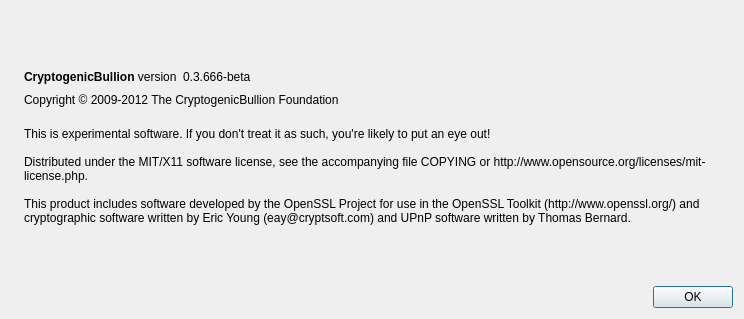
The window that src/qt/forms/aboutdialog.ui (cryptogenicbonds/CryptoBullion-CBX) describes before a commit, drawn with Qt 5.
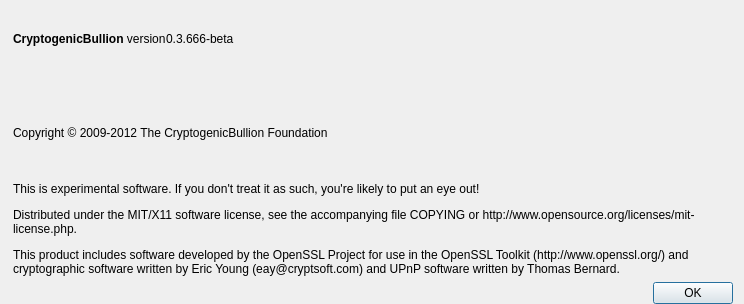
The same window after the commit. Icons and pictures are not drawn.

Patch:
```diff
--- a/src/qt/forms/aboutdialog.ui
+++ b/src/qt/forms/aboutdialog.ui
@@ -10,7 +10,7 @@
     <x>0</x>
     <y>0</y>
     <width>744</width>
-    <height>319</height>
+    <height>304</height>
    </rect>
   </property>
   <property name="sizePolicy">
@@ -22,7 +22,20 @@
   <property name="windowTitle">
    <string>About CryptogenicBullion</string>
   </property>
+  <property name="styleSheet">
+   <string notr="true">background-color: QLinearGradient( x1: 0, y1: 0, x2: 0, y2: 1, stop: 0 #6d6d70, stop: 1 #4f4f50);
+QLabel { background: transparent; }</string>
+  </property>
   <layout class="QHBoxLayout" name="horizontalLayout_2">
+   <property name="leftMargin">
+    <number>0</number>
+   </property>
+   <property name="topMargin">
+    <number>0</number>
+   </property>
+   <property name="bottomMargin">
+    <number>0</number>
+   </property>
    <item>
     <widget class="QLabel" name="label_4">
      <property name="sizePolicy">
@@ -38,26 +51,22 @@
    </item>
    <item>
     <layout class="QVBoxLayout" name="verticalLayout_2">
-     <item>
-      <spacer name="verticalSpacer_2">
-       <property name="orientation">
-        <enum>Qt::Vertical</enum>
-       </property>
-       <property name="sizeHint" stdset="0">
-        <size>
-         <width>20</width>
-         <height>40</height>
-        </size>
-       </property>
-      </spacer>
-     </item>
      <item>
       <layout class="QHBoxLayout" name="horizontalLayout">
+       <property name="spacing">
+        <number>0</number>
+       </property>
+       <property name="bottomMargin">
+        <number>6</number>
+       </property>
        <item>
         <widget class="QLabel" name="label">
          <property name="cursor">
           <cursorShape>IBeamCursor</cursorShape>
          </property>
+         <property name="styleSheet">
+          <string notr="true">QLabel { background: transparent; }</string>
+         </property>
          <property name="text">
           <string>&lt;b&gt;CryptogenicBullion&lt;/b&gt; version</string>
          </property>
@@ -71,6 +80,9 @@
          <property name="cursor">
           <cursorShape>IBeamCursor</cursorShape>
          </property>
+         <property name="styleSheet">
+          <string notr="true">QLabel { background: transparent; }</string>
+         </property>
          <property name="text">
           <string notr="true">0.3.666-beta</string>
          </property>
@@ -99,6 +111,9 @@
        <property name="cursor">
         <cursorShape>IBeamCursor</cursorShape>
        </property>
+       <property name="styleSheet">
+        <string notr="true">QLabel { background: transparent; }</string>
+       </property>
        <property name="text">
         <string>Copyright © 2009-2012 The CryptogenicBullion Foundation</string>
        </property>
@@ -112,13 +127,11 @@
        <property name="cursor">
         <cursorShape>IBeamCursor</cursorShape>
        </property>
+       <property name="styleSheet">
+        <string notr="true">QLabel { background: transparent; }</string>
+       </property>
        <property name="text">
-        <string>
-This is experimental software. If you don't treat it as such, you're likely to put an eye out!
-
-Distributed under the MIT/X11 software license, see the accompanying file COPYING or http://www.opensource.org/licenses/mit-license.php.
-
-This product includes software developed by the OpenSSL Project for use in the OpenSSL Toolkit (http://www.openssl.org/) and cryptographic software written by Eric Young (eay@cryptsoft.com) and UPnP software written by Thomas Bernard.</string>
+        <string>&lt;html&gt;&lt;head/&gt;&lt;body&gt;&lt;p&gt;This is experimental software. If you don't treat it as such, you're likely to put an eye out!&lt;/p&gt;&lt;p&gt;Distributed under the MIT/X11 software license, see the accompanying file COPYING or http://www.opensource.org/licenses/mit-license.php.&lt;/p&gt;&lt;p&gt;This product includes software developed by the OpenSSL Project for use in the OpenSSL Toolkit (http://www.openssl.org/) and cryptographic software written by Eric Young (eay@cryptsoft.com) and UPnP software written by Thomas Bernard.&lt;/p&gt;&lt;/body&gt;&lt;/html&gt;</string>
        </property>
        <property name="wordWrap">
         <bool>true</bool>
@@ -128,19 +141,6 @@
        </property>
       </widget>
      </item>
-     <item>
-      <spacer name="verticalSpacer">
-       <property name="orientation">
-        <enum>Qt::Vertical</enum>
-       </property>
-       <property name="sizeHint" stdset="0">
-        <size>
-         <width>20</width>
-         <height>40</height>
-        </size>
-       </property>
-      </spacer>
-     </item>
      <item>
       <widget class="QDialogButtonBox" name="buttonBox">
        <property name="orientation">
```
Left out of the diff: 32 changed lines with no effect on the pictures.
